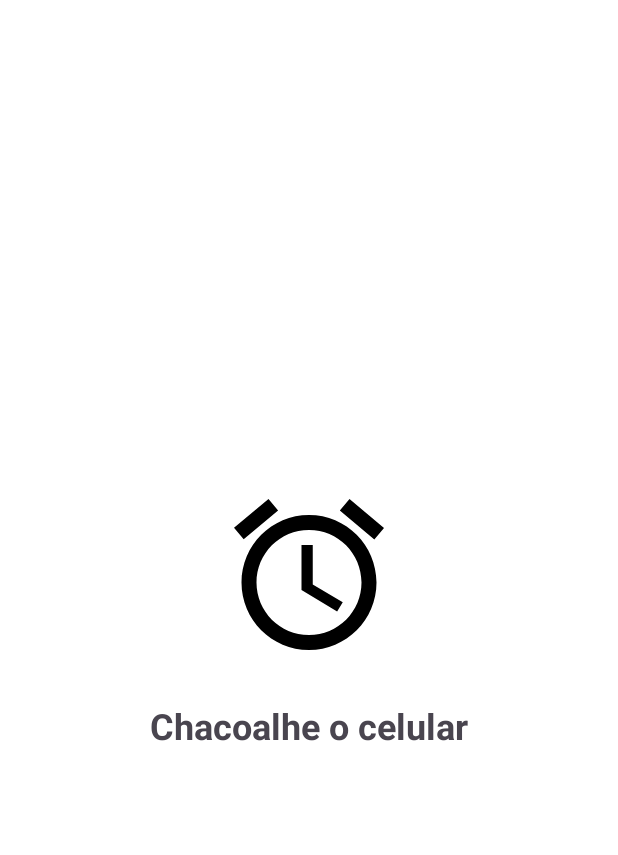
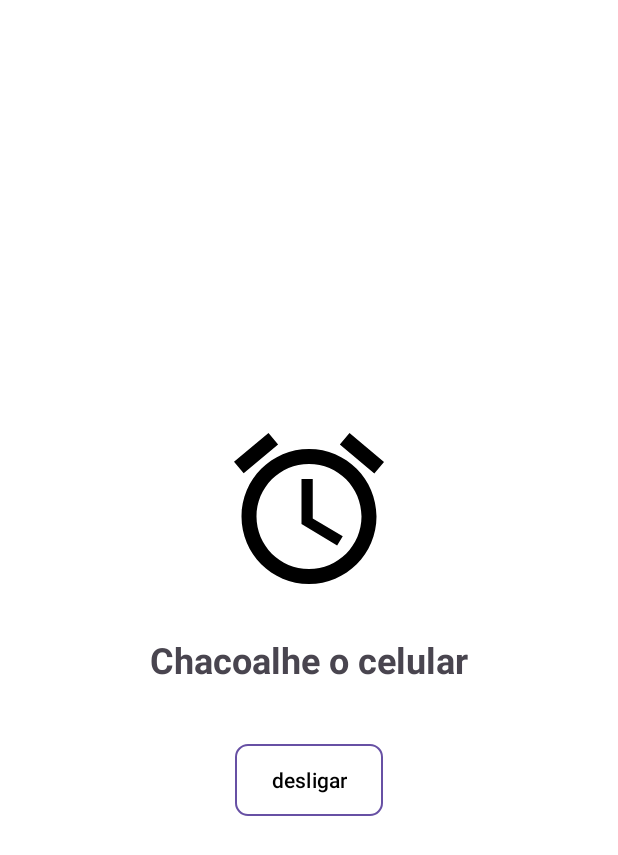
Before and after one commit to dellatore/SmartAlarm, an Android app: the layout activity_move.xml on its own in the app's theme, with its tools: preview values and no code run, on a phone screen of 412 x 824 dp. Shown: the top 855 px of the screen. Run offline under Robolectric (Android 15) with nearby library versions, the phone set to English and light mode, and no system bars.

Commit message:
terminando implementação do disparo da activity

```diff
--- a/app/src/main/AndroidManifest.xml
+++ b/app/src/main/AndroidManifest.xml
@@ -29,6 +29,10 @@
             </intent-filter>
         </activity>
 
+        <activity android:name=".MoveActivity" android:theme="@style/Theme.AppCompat.Light.NoActionBar">
+
+        </activity>
+
         <!-- Activity de cadastro de alarme -->
         <activity
             android:name=".CadastroAlarmeActivity"
@@ -37,6 +41,8 @@
         <!-- Receiver do alarme -->
         <receiver android:name=".receiver.AlarmReceiver" />
 
+
+
     </application>
 
 </manifest>
--- a/app/src/main/java/com/example/alarme_inteligente/CadastroAlarmeActivity.kt
+++ b/app/src/main/java/com/example/alarme_inteligente/CadastroAlarmeActivity.kt
@@ -110,6 +110,7 @@ class CadastroAlarmeActivity : AppCompatActivity() {
 
     }
 
+
     private fun agendarDisparo(dataMillis: Long, desativarPorMovimento: Boolean) {
         val alarmManager = getSystemService(Context.ALARM_SERVICE) as AlarmManager
 
--- a/app/src/main/java/com/example/alarme_inteligente/MoveActivity.kt
+++ b/app/src/main/java/com/example/alarme_inteligente/MoveActivity.kt
@@ -28,9 +28,7 @@ class MoveActivity : AppCompatActivity(),
         acelerometroHelper = AcelerometroHelper(this, this)
         reconhecimentoHelper = ReconhecimentoHelper(this, this)
 
-        // Toca som
-        mediaPlayer = MediaPlayer.create(this, R.raw.som_alarme)
-        mediaPlayer?.start()
+
 
         // Inicia reconhecimento de voz
         solicitarPermissaoMicrofone()
--- a/app/src/main/java/com/example/alarme_inteligente/receiver/AlarmReceiver.kt
+++ b/app/src/main/java/com/example/alarme_inteligente/receiver/AlarmReceiver.kt
@@ -15,7 +15,7 @@ class AlarmReceiver : BroadcastReceiver() {
 
         if (movimento) {
             val i = Intent(context, MoveActivity::class.java)
-            i.addFlags(Intent.FLAG_ACTIVITY_NEW_TASK)
+            i.addFlags(Intent.FLAG_ACTIVITY_NEW_TASK or Intent.FLAG_ACTIVITY_CLEAR_TASK)
             context.startActivity(i)
         } else {
             // aqui você pode abrir outra tela ou tocar um som diretamente
--- a/app/src/main/res/layout/activity_move.xml
+++ b/app/src/main/res/layout/activity_move.xml
@@ -23,5 +23,14 @@
         android:textStyle="bold"
         android:layout_marginTop="24dp" />
 
+    <Button
+        android:id="@+id/btndesligar"
+        android:layout_width="wrap_content"
+        android:layout_height="wrap_content"
+        android:text="desligar"
+        android:layout_marginTop="40dp"
+        android:background="@drawable/borda_preta"
+        android:textColor="#000000" />
+
 
 </LinearLayout>
--- a/gradle/libs.versions.toml
+++ b/gradle/libs.versions.toml
@@ -1,5 +1,5 @@
 [versions]
-agp = "8.10.1"
+agp = "8.8.1"
 kotlin = "2.0.21"
 coreKtx = "1.16.0"
 junit = "4.13.2"
```
